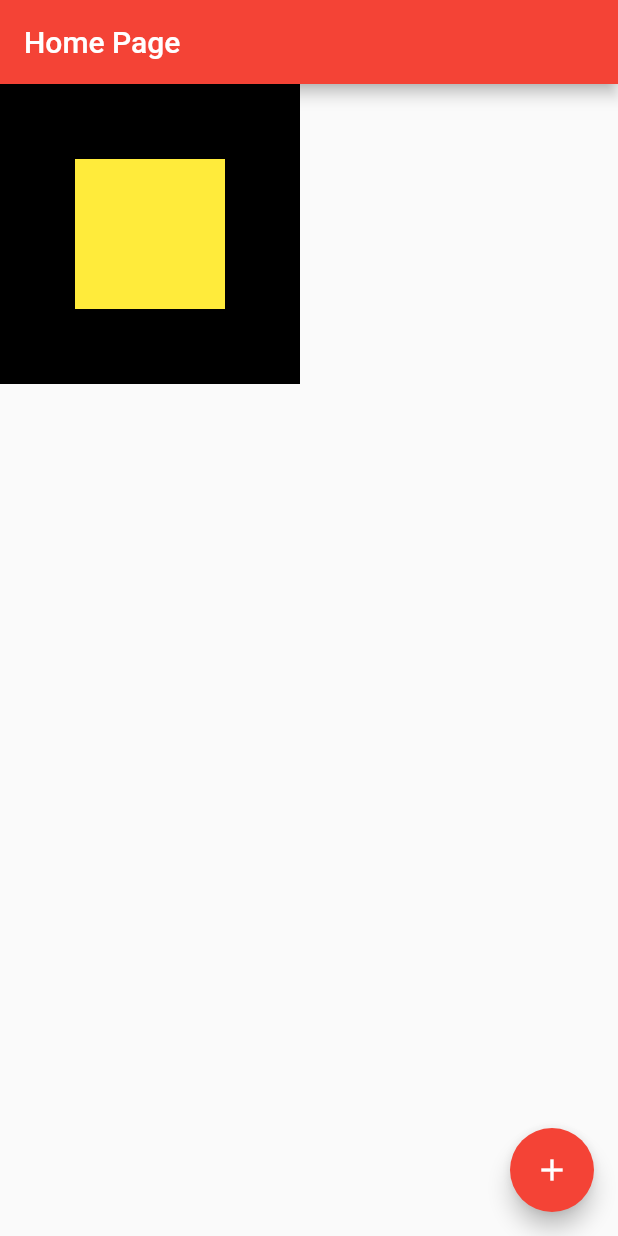
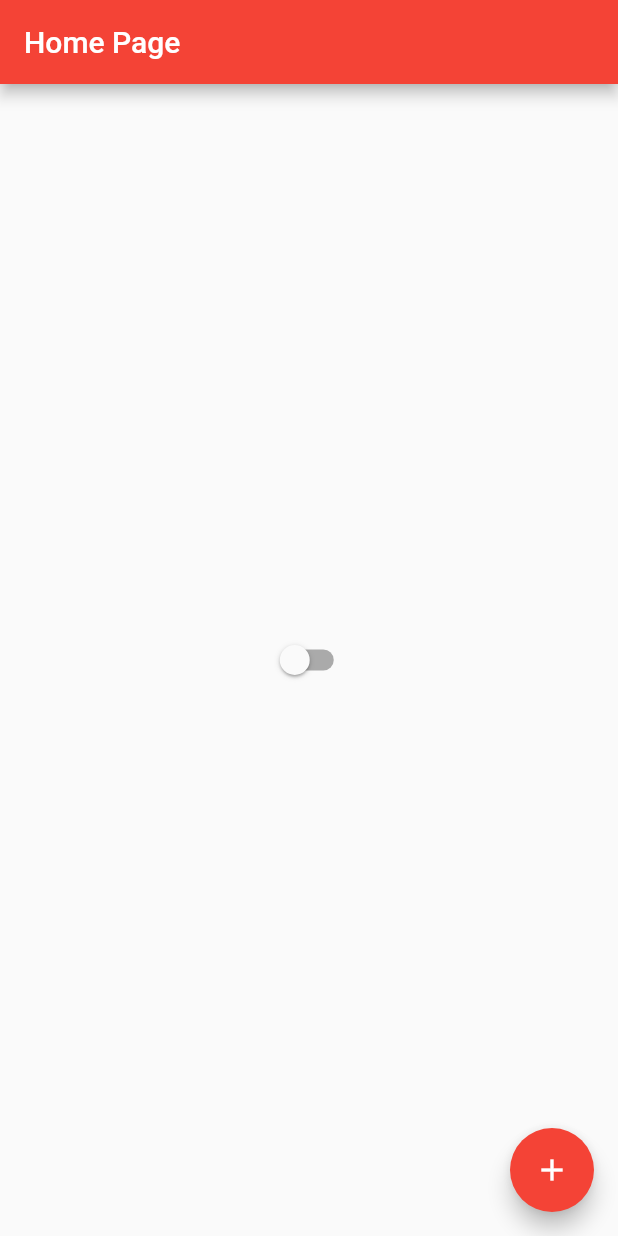
Before and after one commit to pedro-pinho/basic-flutter-project, a Flutter app: the screen it shows after launch, on a phone screen of 412 x 824 dp. Run offline on Flutter 3.47's test engine with Material 2 defaults, Android fonts, the phone set to English and light mode, and no system bars.

Commit message:
Switch to dark theme using controller of state

```diff
--- /dev/null
+++ b/lib/app_controller.dart
@@ -0,0 +1,12 @@
+import 'package:flutter/cupertino.dart';
+
+class AppController extends ChangeNotifier {
+  //Singleton: it has to be the same for all files that import it
+  static AppController instance = AppController();
+
+  bool isDarkTheme = false;
+  changeTheme() {
+    isDarkTheme = !isDarkTheme;
+    notifyListeners();
+  }
+}
--- a/lib/app_widget.dart
+++ b/lib/app_widget.dart
@@ -1,14 +1,24 @@
 import 'package:flutter/material.dart';
 
+import 'app_controller.dart';
 import 'home_page.dart';
 
 class AppWidget extends StatelessWidget {
   @override
   Widget build(BuildContext context) {
-    return MaterialApp(
-      // theme: ThemeData.light(),
-      theme: ThemeData(primarySwatch: Colors.red),
-      home: Home(),
+    return AnimatedBuilder(
+      animation: AppController.instance,
+      builder: (context, child) {
+        return MaterialApp(
+          theme: ThemeData(
+            primarySwatch: Colors.red,
+            brightness: AppController.instance.isDarkTheme
+                ? Brightness.dark
+                : Brightness.light,
+          ),
+          home: Home(),
+        );
+      },
     );
   }
 }
--- a/lib/home_page.dart
+++ b/lib/home_page.dart
@@ -1,4 +1,6 @@
 import 'package:flutter/material.dart';
+
+import 'app_controller.dart';
 
 class Home extends StatefulWidget {
   @override
@@ -13,19 +15,15 @@ class HomeState extends State<Home> {
   Widget build(BuildContext context) {
     return Scaffold(
       appBar: AppBar(title: Text('Home Page')),
-      body: Container(
-          height: 200,
-          width: 200,
-          color: Colors.black,
-          child: Center(
-            //Without the Center, the black square doesn't even render, even if it's smaller
-            //The Center is a SingleChildRenderObjectWidget, it's like another "person" that draws one more thing
-            child: Container(
-              height: 100,
-              width: 100,
-              color: Colors.yellow,
-            ),
-          )),
+      body: Center(
+          child: Switch(
+        value: AppController.instance.isDarkTheme,
+        onChanged: (value) {
+          setState(() {
+            AppController.instance.changeTheme();
+          });
+        },
+      )),
       floatingActionButton: FloatingActionButton(
         child: Icon(Icons.add),
         onPressed: () {
```
